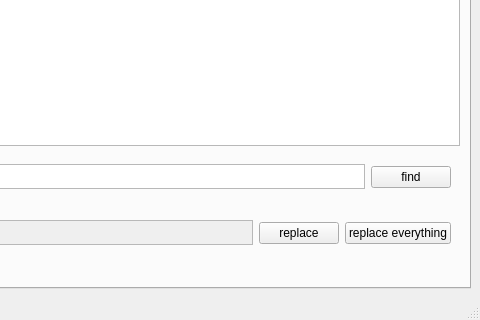
Above: src/mainwindow.ui from Klaksyn/FlexuraNoteRemaster before the change; both pictures show x 537 to 1017 and y 211 to 531 of the 1017 by 531 pixel window. Below: the same form after it.
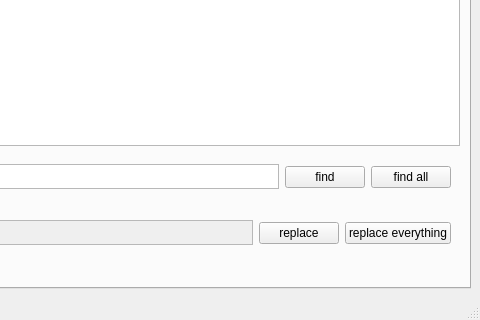
That is the form after the change. Icons and pictures are not drawn.

What changed in the file:
```diff
--- a/src/mainwindow.ui
+++ b/src/mainwindow.ui
@@ -83,6 +83,13 @@
              </property>
             </widget>
            </item>
+           <item>
+            <widget class="QPushButton" name="pushButton_4">
+             <property name="text">
+              <string>find all</string>
+             </property>
+            </widget>
+           </item>
           </layout>
          </widget>
         </item>
```
